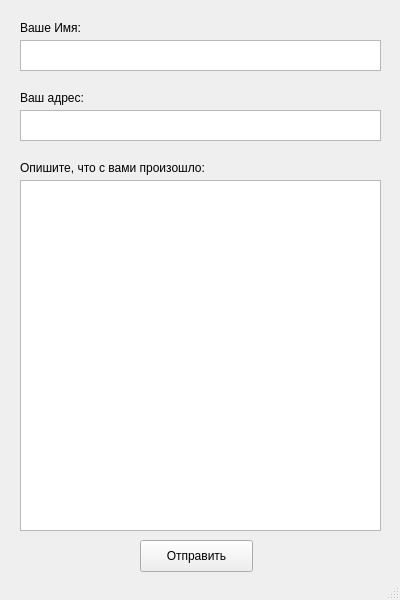
Old version of the form UI/HelpScreen.ui in the repository AginSquash/FirstAidHelper.
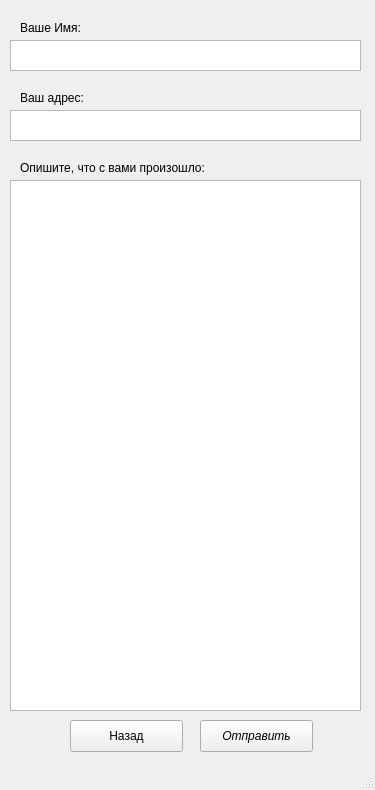
New version of the form.

Patch:
```diff
--- a/UI/HelpScreen.ui
+++ b/UI/HelpScreen.ui
@@ -6,20 +6,20 @@
    <rect>
     <x>0</x>
     <y>0</y>
-    <width>400</width>
-    <height>600</height>
+    <width>375</width>
+    <height>790</height>
    </rect>
   </property>
   <property name="minimumSize">
    <size>
-    <width>400</width>
-    <height>600</height>
+    <width>375</width>
+    <height>790</height>
    </size>
   </property>
   <property name="maximumSize">
    <size>
-    <width>400</width>
-    <height>600</height>
+    <width>375</width>
+    <height>790</height>
    </size>
   </property>
   <property name="windowTitle">
@@ -29,12 +29,20 @@
    <widget class="QPushButton" name="button">
     <property name="geometry">
      <rect>
-      <x>140</x>
-      <y>540</y>
+      <x>200</x>
+      <y>720</y>
       <width>113</width>
       <height>32</height>
      </rect>
     </property>
+    <property name="font">
+     <font>
+      <weight>50</weight>
+      <italic>true</italic>
+      <bold>false</bold>
+      <underline>false</underline>
+     </font>
+    </property>
     <property name="text">
      <string>Отправить</string>
     </property>
@@ -42,9 +50,9 @@
    <widget class="QPlainTextEdit" name="name_in">
     <property name="geometry">
      <rect>
-      <x>20</x>
+      <x>10</x>
       <y>40</y>
-      <width>361</width>
+      <width>351</width>
       <height>31</height>
      </rect>
     </property>
@@ -52,9 +60,9 @@
    <widget class="QPlainTextEdit" name="adress_in">
     <property name="geometry">
      <rect>
-      <x>20</x>
+      <x>10</x>
       <y>110</y>
-      <width>361</width>
+      <width>351</width>
       <height>31</height>
      </rect>
     </property>
@@ -62,10 +70,10 @@
    <widget class="QPlainTextEdit" name="symptom_in">
     <property name="geometry">
      <rect>
-      <x>20</x>
+      <x>10</x>
       <y>180</y>
-      <width>361</width>
-      <height>351</height>
+      <width>351</width>
+      <height>531</height>
      </rect>
     </property>
    </widget>
@@ -108,6 +116,19 @@
      <string>Опишите, что с вами произошло:</string>
     </property>
    </widget>
+   <widget class="QPushButton" name="button_goBack">
+    <property name="geometry">
+     <rect>
+      <x>70</x>
+      <y>720</y>
+      <width>113</width>
+      <height>32</height>
+     </rect>
+    </property>
+    <property name="text">
+     <string>Назад</string>
+    </property>
+   </widget>
   </widget>
   <widget class="QStatusBar" name="statusbar"/>
  </widget>
```
